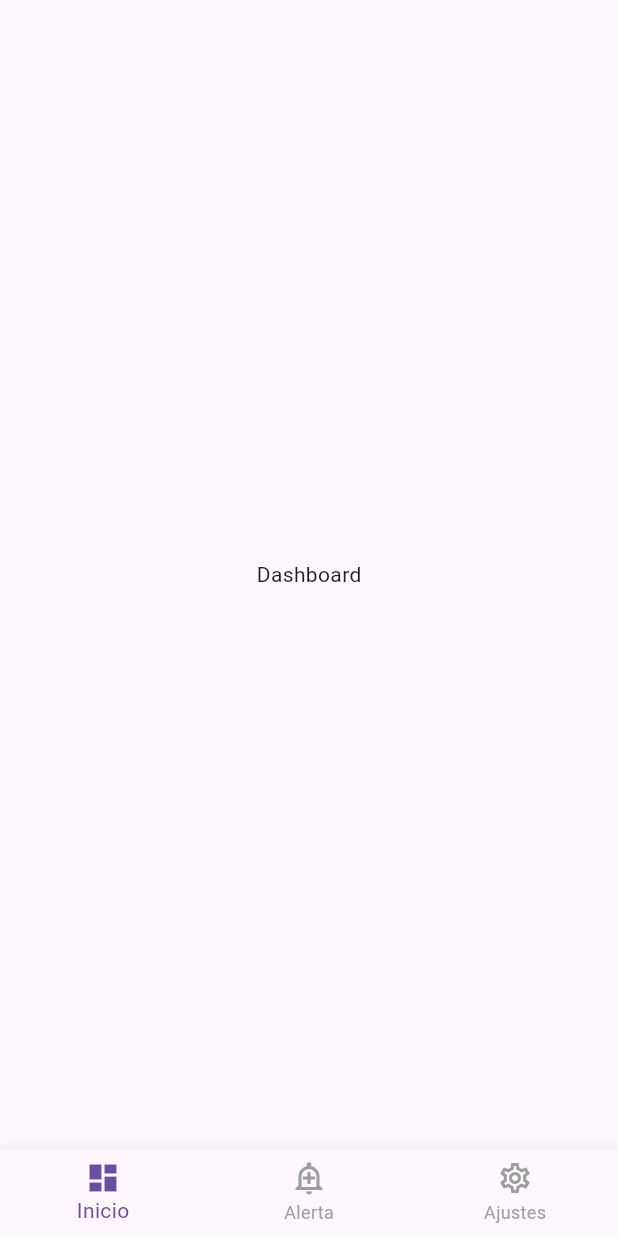
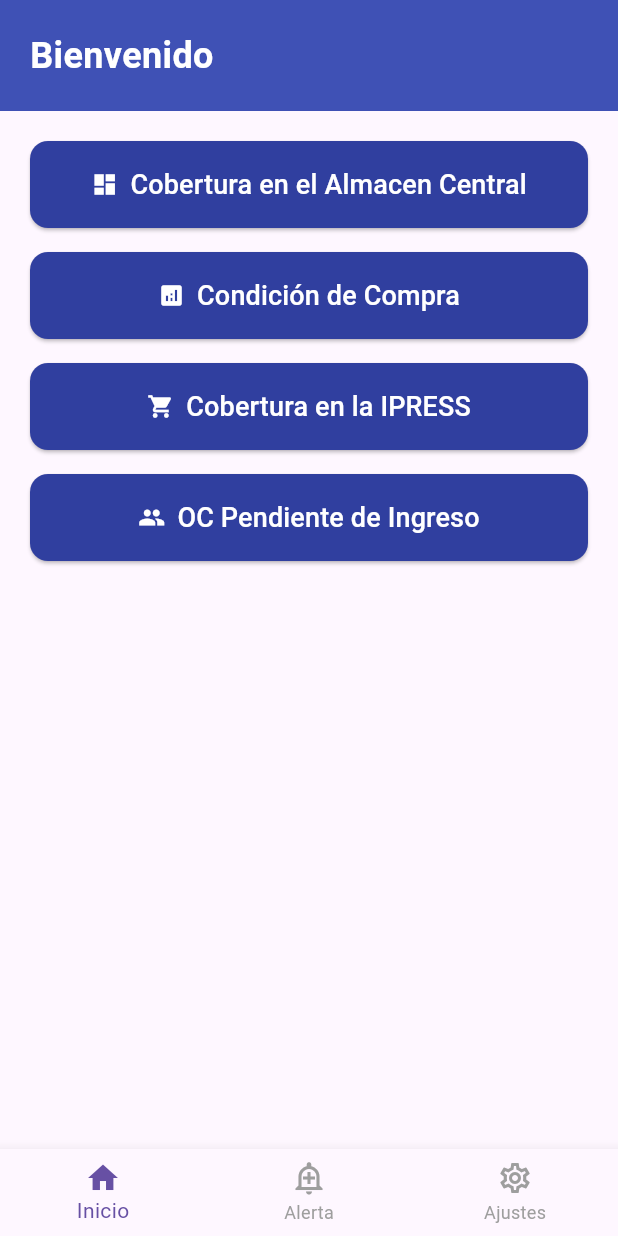
Before and after one commit to almendariz0109/app-flutter-test, a Flutter app: the HomePage screen opened directly, on a phone screen of 412 x 824 dp. Run offline on Flutter 3.47's test engine with Material 3 defaults, Android fonts, the phone set to English and light mode, and no system bars; our stand-ins replace shared_preferences; accounts and stored records are empty.

Commit message:
Se añadio la pagina ordenes pendientes de compra

```diff
--- a/lib/services/user_service.dart
+++ b/lib/core/services/user_service.dart
@@ -1,9 +1,10 @@
 import 'dart:convert';
 import 'package:http/http.dart' as http;
-import '../models/user.dart';
+import '../../data/models/user.dart';
 
 class UserService {
-  final String baseUrl = 'http://localhost:3000/api'; // reemplaza con tu IP
+  //final String baseUrl = 'http://localhost:3000/api'; // Emulador Web Local
+  final String baseUrl = 'http://192.168.8.172:3000/api'; // Emulador Android
 
   Future<User?> fetchUserDetails(String login) async {
     print("Obteniendo datos del perfil para login: $login");
--- a/lib/main.dart
+++ b/lib/main.dart
@@ -1,7 +1,7 @@
 import 'package:flutter/material.dart';
 import 'package:shared_preferences/shared_preferences.dart';
-import 'screens/login_page.dart';
-import 'screens/home_page.dart'; // O el que sea tu página principal
+import 'presentation/screens/login_page.dart';
+import 'presentation/screens/home_page.dart'; // O el que sea tu página principal
 
 void main() {
   runApp(const MyApp());
@@ -28,7 +28,7 @@ class _MyAppState extends State<MyApp> {
     String? login = prefs.getString('login');
 
     setState(() {
-      _initialPage = login != null ? HomePage(login: '',) : const LoginPage();
+      _initialPage = login != null ? HomePage(login: '', name: '') : const LoginPage();
     });
   }
 
--- a/lib/screens/alerts/alert_details_page.dart
+++ b/lib/presentation/screens/alerts/alert_details_page.dart
@@ -1,5 +1,5 @@
 import 'package:flutter/material.dart';
-import '../../models/detailsuggestion.dart';
+import '../../../data/models/detailsuggestion.dart';
 
 class AlertDetailsPage extends StatelessWidget {
   final List<SuggestionDetail> details;
--- a/lib/screens/home_page.dart
+++ b/lib/presentation/screens/home_page.dart
@@ -1,12 +1,14 @@
+// lib/screens/home_page.dart
 import 'package:flutter/material.dart';
-import 'dashboard_page.dart';
 import 'settings_page.dart';
 import 'alert_page.dart';
+import 'main_menu_page.dart'; // importar nueva pantalla
 
 class HomePage extends StatefulWidget {
   final String login;
+  final String name;
 
-  const HomePage({super.key, required this.login});
+  const HomePage({super.key, required this.login, required this.name});
 
   @override
   State<HomePage> createState() => _HomePageState();
@@ -15,18 +17,16 @@ class HomePage extends StatefulWidget {
 class _HomePageState extends State<HomePage> {
   int _currentIndex = 0;
 
-  // Lista de páginas que mostrarás en cada pestaña
-  List<Widget> get _pages =>[
-    const DashboardPage(),
+  List<Widget> get _pages => [
+    MainMenuPage(userName: widget.name), // ahora es la página principal
     const AlertPage(),
     SettingsPage(login: widget.login),
   ];
 
-  // Textos y iconos de barra de navegación
   static const List<BottomNavigationBarItem> _navItems = [
     BottomNavigationBarItem(
-      icon: Icon(Icons.dashboard_outlined),
-      activeIcon: Icon(Icons.dashboard),
+      icon: Icon(Icons.home_outlined),
+      activeIcon: Icon(Icons.home),
       label: 'Inicio',
     ),
     BottomNavigationBarItem(
@@ -50,7 +50,6 @@ class _HomePageState extends State<HomePage> {
   @override
   Widget build(BuildContext context) {
     return Scaffold(
-      // Mantiene el estado de cada página
       body: IndexedStack(
         index: _currentIndex,
         children: _pages,
--- /dev/null
+++ b/lib/presentation/screens/main_menu_page.dart
@@ -0,0 +1,73 @@
+// lib/screens/main_menu_page.dart
+import 'package:flutter/material.dart';
+import 'dashboard_page.dart';
+import 'pending_order_page.dart';
+
+class MainMenuPage extends StatelessWidget {
+  final String userName;
+
+  const MainMenuPage({super.key, required this.userName});
+
+  @override
+  Widget build(BuildContext context) {
+    return Column(
+      children: [
+        // Cabecera
+        Container(
+          width: double.infinity,
+          padding: const EdgeInsets.symmetric(vertical: 20, horizontal: 20),
+          color: Colors.indigo,
+          child: Text(
+            'Bienvenido $userName',
+            style: const TextStyle(
+              fontSize: 24,
+              color: Colors.white,
+              fontWeight: FontWeight.bold,
+            ),
+          ),
+        ),
+
+        // Opciones
+        Expanded(
+          child: ListView(
+            padding: const EdgeInsets.all(20),
+            children: [
+              _buildOption(context, 'Cobertura en el Almacen Central', Icons.dashboard, () {
+                Navigator.push(
+                  context,
+                  MaterialPageRoute(builder: (_) => const DashboardPage()),
+                );
+              }),
+              const SizedBox(height: 16),
+              _buildOption(context, 'Condición de Compra', Icons.analytics, () {}),
+              const SizedBox(height: 16),
+              _buildOption(context, 'Cobertura en la IPRESS', Icons.shopping_cart, () {}),
+              const SizedBox(height: 16),
+              _buildOption(context, 'OC Pendiente de Ingreso', Icons.people, () {
+                Navigator.push(
+                  context,
+                  MaterialPageRoute(builder: (_) => const PendingOrderPage()),
+                );
+              }),
+              const SizedBox(height: 16),
+            ],
+          ),
+        ),
+      ],
+    );
+  }
+
+  Widget _buildOption(BuildContext context, String label, IconData icon, VoidCallback onTap) {
+    return ElevatedButton.icon(
+      icon: Icon(icon),
+      label: Text(label, style: const TextStyle(fontSize: 18)),
+      style: ElevatedButton.styleFrom(
+        padding: const EdgeInsets.symmetric(vertical: 16),
+        backgroundColor: Colors.indigo.shade700,
+        foregroundColor: Colors.white,
+        shape: RoundedRectangleBorder(borderRadius: BorderRadius.circular(12)),
+      ),
+      onPressed: onTap,
+    );
+  }
+}
--- a/lib/screens/settings_page.dart
+++ b/lib/presentation/screens/settings_page.dart
@@ -1,7 +1,7 @@
 import 'package:flutter/cupertino.dart';
 import 'package:flutter/material.dart';
-import 'package:prueba_login/screens/login_page.dart';
-import 'package:prueba_login/screens/settings/profile.dart';
+import 'package:prueba_login/presentation/screens/login_page.dart';
+import 'package:prueba_login/presentation/screens/settings/profile.dart';
 import 'package:shared_preferences/shared_preferences.dart';
 
 class SettingsPage extends StatefulWidget {
```
Also changed, not shown: lib/core/services/alert_service.dart (renamed from lib/services/alert_service.dart, +4 -5 lines), lib/core/services/auth_service.dart (renamed from lib/services/auth_service.dart, +4 -4 lines), lib/core/services/pending_order_service.dart (added, +22 -0 lines), lib/data/models/pendingorder.dart (added, +40 -0 lines), lib/data/models/user.dart (renamed from lib/models/user.dart, +5 -5 lines), lib/presentation/screens/alert_page.dart (renamed from lib/screens/alert_page.dart, +64 -50 lines), lib/presentation/screens/login_page.dart (renamed from lib/screens/login_page.dart, +7 -3 lines), lib/presentation/screens/pending_order_page.dart (added, +226 -0 lines), lib/presentation/screens/settings/profile.dart (renamed from lib/screens/settings/profile.dart, +23 -3 lines), lib/data/models/detailsuggestion.dart (renamed from lib/models/detailsuggestion.dart), lib/data/models/suggestion.dart (renamed from lib/models/suggestion.dart), lib/presentation/screens/dashboard_page.dart (renamed from lib/screens/dashboard_page.dart), lib/presentation/screens/forgot_password_page.dart (added), 1 other file.
